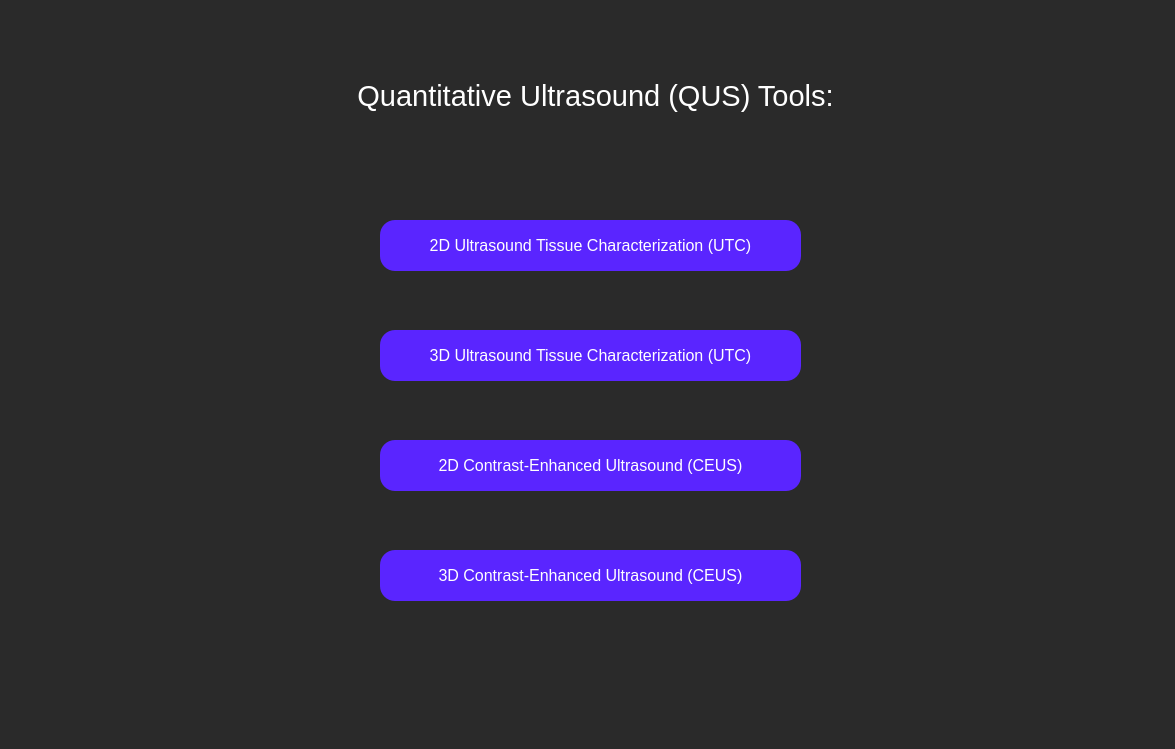
Old version of the form welcome.ui in the repository davidspector67/QusTools.
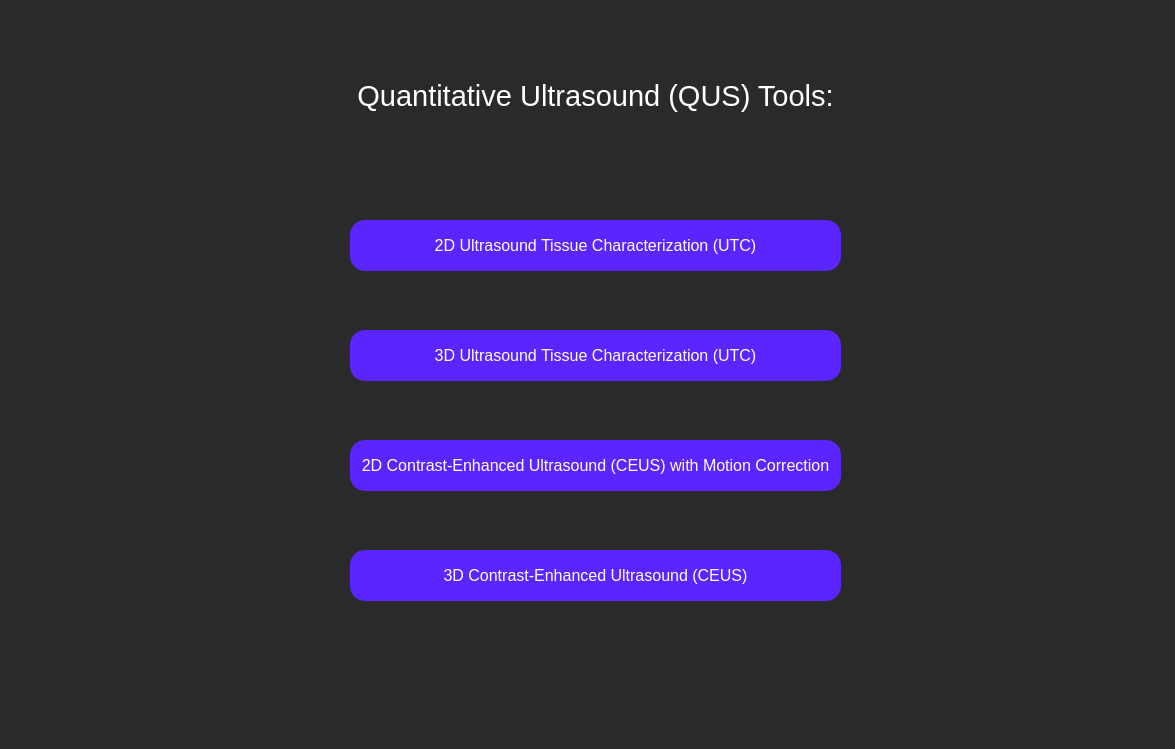
New version of the form.

```diff
--- a/welcome.ui
+++ b/welcome.ui
@@ -53,9 +53,9 @@
   <widget class="QPushButton" name="utc2dButton">
    <property name="geometry">
     <rect>
-     <x>380</x>
+     <x>350</x>
      <y>220</y>
-     <width>421</width>
+     <width>491</width>
      <height>51</height>
     </rect>
    </property>
@@ -77,9 +77,9 @@
   <widget class="QPushButton" name="utc3dButton">
    <property name="geometry">
     <rect>
-     <x>380</x>
+     <x>350</x>
      <y>330</y>
-     <width>421</width>
+     <width>491</width>
      <height>51</height>
     </rect>
    </property>
@@ -101,9 +101,9 @@
   <widget class="QPushButton" name="ceus2dButton">
    <property name="geometry">
     <rect>
-     <x>380</x>
+     <x>350</x>
      <y>440</y>
-     <width>421</width>
+     <width>491</width>
      <height>51</height>
     </rect>
    </property>
@@ -119,15 +119,15 @@
 }</string>
    </property>
    <property name="text">
-    <string>2D Contrast-Enhanced Ultrasound (CEUS)</string>
+    <string>2D Contrast-Enhanced Ultrasound (CEUS) with Motion Correction</string>
    </property>
   </widget>
   <widget class="QPushButton" name="ceus3dButton">
    <property name="geometry">
     <rect>
-     <x>380</x>
+     <x>350</x>
      <y>550</y>
-     <width>421</width>
+     <width>491</width>
      <height>51</height>
     </rect>
    </property>
```
